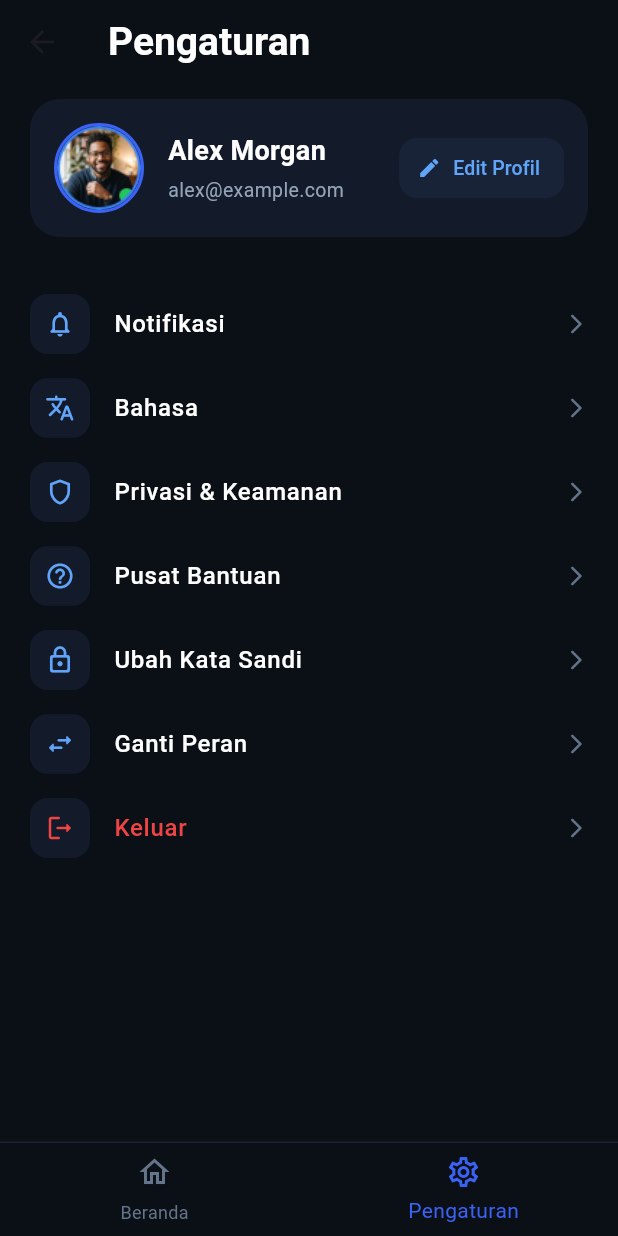
After one commit to Effrizal-Firdaus/SI-SELULER, a Flutter app: the SettingUserPage screen opened directly, after a tap on the "settings" icon, on a phone screen of 412 x 824 dp. The commit adds this screen. Run offline on Flutter 3.47's test engine with Material 3 defaults, Android fonts, the phone set to English and light mode, and no system bars; our stand-ins replace device_preview.

Commit message:
feat: menambahkan halaman pengaturan user dan menghubungkan navigasi tab

```diff
--- a/lib/features/pengguna/screens/minta_bantuan_page.dart
+++ b/lib/features/pengguna/screens/minta_bantuan_page.dart
@@ -1,6 +1,7 @@
 import 'package:flutter/material.dart';
 
 import 'cari_relawan_page.dart' show FindingVolunteerPage;
+import 'setting_user.dart'; // Import halaman pengaturan
 
 class MyHomePage extends StatefulWidget {
   const MyHomePage({super.key});
@@ -40,7 +41,18 @@ class _MyHomePageState extends State<MyHomePage> {
                       ],
                     ),
                   ),
-                  Container(
+                  // Ikon Settings di pojok kanan atas (Bisa diklik juga)
+                  InkWell(
+                    onTap: () {
+                      Navigator.pushReplacement(
+                        context,
+                        MaterialPageRoute(
+                          builder: (context) => const SettingUserPage(),
+                        ),
+                      );
+                    },
+                    borderRadius: BorderRadius.circular(24),
+                    child: Container(
                       width: 48,
                       height: 48,
                       decoration: const BoxDecoration(
@@ -51,6 +63,7 @@ class _MyHomePageState extends State<MyHomePage> {
                         Icons.settings_outlined,
                         color: Colors.white,
                         size: 22,
+                      ),
                     ),
                   ),
                 ],
@@ -115,9 +128,22 @@ class _MyHomePageState extends State<MyHomePage> {
         child: BottomNavigationBar(
           currentIndex: _selectedIndex,
           onTap: (index) {
+            // --- LOGIKA NAVIGASI DIPERBARUI DI SINI ---
+            if (index == 1) {
+              // Jika tab Pengaturan diklik, gunakan pushReplacement
+              Navigator.pushReplacement(
+                context,
+                MaterialPageRoute(
+                  builder: (context) => const SettingUserPage(),
+                ),
+              );
+            } else {
+              // Jika tab Beranda diklik, biarkan state berubah
               setState(() {
                 _selectedIndex = index;
               });
+            }
+            // ------------------------------------------
           },
           backgroundColor: const Color(0xFF0B1017),
           elevation: 0,
--- /dev/null
+++ b/lib/features/pengguna/screens/setting_user.dart
@@ -0,0 +1,229 @@
+import 'package:flutter/material.dart';
+import 'minta_bantuan_page.dart'; // Import halaman beranda
+
+class SettingUserPage extends StatefulWidget {
+  const SettingUserPage({super.key});
+
+  @override
+  State<SettingUserPage> createState() => _SettingUserPageState();
+}
+
+class _SettingUserPageState extends State<SettingUserPage> {
+  @override
+  Widget build(BuildContext context) {
+    return Scaffold(
+      backgroundColor: const Color(0xFF0B1017), // Warna background gelap
+      appBar: AppBar(
+        backgroundColor: const Color(0xFF0B1017),
+        elevation: 0,
+        title: const Text(
+          'Pengaturan',
+          style: TextStyle(
+            color: Colors.white,
+            fontSize: 26,
+            fontWeight: FontWeight.bold,
+          ),
+        ),
+      ),
+      body: SafeArea(
+        child: ListView(
+          padding: const EdgeInsets.symmetric(horizontal: 20.0, vertical: 10.0),
+          children: [
+            // 1. Kartu Profil
+            Container(
+              padding: const EdgeInsets.all(16),
+              decoration: BoxDecoration(
+                color: const Color(0xFF131B2A),
+                borderRadius: BorderRadius.circular(20),
+              ),
+              child: Row(
+                children: [
+                  // --- AVATAR SUDAH DIREVISI MENGGUNAKAN ASSET LOKAL ---
+                  Container(
+                    width: 60,
+                    height: 60,
+                    decoration: BoxDecoration(
+                      shape: BoxShape.circle,
+                      border: Border.all(color: const Color(0xFF3B62F6), width: 2),
+                    ),
+                    child: ClipOval(
+                      child: Image.asset(
+                        'assets/images/profile_user.png', // Path disesuaikan
+                        fit: BoxFit.cover,
+                      ),
+                    ),
+                  ),
+                  // ----------------------------------------------------
+                  const SizedBox(width: 16),
+                  // Info Nama & Email
+                  Expanded(
+                    child: Column(
+                      crossAxisAlignment: CrossAxisAlignment.start,
+                      children: const [
+                        Text(
+                          'Alex Morgan',
+                          style: TextStyle(
+                            color: Colors.white,
+                            fontSize: 18,
+                            fontWeight: FontWeight.bold,
+                          ),
+                        ),
+                        SizedBox(height: 4),
+                        Text(
+                          'alex@example.com',
+                          style: TextStyle(
+                            color: Color(0xFF94A3B8),
+                            fontSize: 13,
+                          ),
+                        ),
+                      ],
+                    ),
+                  ),
+                  // Tombol Edit
+                  TextButton.icon(
+                    onPressed: () {},
+                    icon: const Icon(Icons.edit, size: 16, color: Color(0xFF60A5FA)),
+                    label: const Text(
+                      'Edit Profil',
+                      style: TextStyle(color: Color(0xFF60A5FA), fontSize: 13),
+                    ),
+                    style: TextButton.styleFrom(
+                      backgroundColor: const Color(0xFF192338),
+                      shape: RoundedRectangleBorder(
+                        borderRadius: BorderRadius.circular(12),
+                      ),
+                    ),
+                  ),
+                ],
+              ),
+            ),
+            const SizedBox(height: 30),
+
+            // 2. List Menu Pengaturan
+            _buildMenuItem(
+              icon: Icons.notifications_none_rounded,
+              iconColor: const Color(0xFF60A5FA),
+              title: 'Notifikasi',
+              onTap: () {},
+            ),
+            _buildMenuItem(
+              icon: Icons.translate_rounded,
+              iconColor: const Color(0xFF60A5FA),
+              title: 'Bahasa',
+              onTap: () {},
+            ),
+            _buildMenuItem(
+              icon: Icons.shield_outlined,
+              iconColor: const Color(0xFF60A5FA),
+              title: 'Privasi & Keamanan',
+              onTap: () {},
+            ),
+            _buildMenuItem(
+              icon: Icons.help_outline_rounded,
+              iconColor: const Color(0xFF60A5FA),
+              title: 'Pusat Bantuan',
+              onTap: () {},
+            ),
+            _buildMenuItem(
+              icon: Icons.lock_outline_rounded,
+              iconColor: const Color(0xFF60A5FA),
+              title: 'Ubah Kata Sandi',
+              onTap: () {},
+            ),
+            _buildMenuItem(
+              icon: Icons.swap_horiz_rounded,
+              iconColor: const Color(0xFF60A5FA),
+              title: 'Ganti Peran',
+              onTap: () {},
+            ),
+
+            // Menu Keluar (Warna Merah)
+            _buildMenuItem(
+              icon: Icons.logout_rounded,
+              iconColor: const Color(0xFFEF4444), // Merah
+              title: 'Keluar',
+              titleColor: const Color(0xFFEF4444), // Merah
+              onTap: () {},
+            ),
+          ],
+        ),
+      ),
+
+      // 3. Bottom Navigation Bar
+      bottomNavigationBar: Container(
+        decoration: const BoxDecoration(
+          color: Color(0xFF0B1017),
+          border: Border(top: BorderSide(color: Color(0xFF1A2332), width: 1)),
+        ),
+        child: BottomNavigationBar(
+          currentIndex: 1, // Set index ke-1 karena ini halaman pengaturan
+          backgroundColor: const Color(0xFF0B1017),
+          selectedItemColor: const Color(0xFF3B62F6),
+          unselectedItemColor: const Color(0xFF64748B),
+          type: BottomNavigationBarType.fixed,
+          onTap: (index) {
+            if (index == 0) {
+              // JIKA KLIK BERANDA: Kembali ke MyHomePage
+              Navigator.pushReplacement(
+                context,
+                MaterialPageRoute(builder: (context) => const MyHomePage()),
+              );
+            }
+          },
+          items: const [
+            BottomNavigationBarItem(
+              icon: Padding(
+                padding: EdgeInsets.only(bottom: 4.0),
+                child: Icon(Icons.home_outlined),
+              ),
+              label: 'Beranda',
+            ),
+            BottomNavigationBarItem(
+              icon: Padding(
+                padding: EdgeInsets.only(bottom: 4.0),
+                child: Icon(Icons.settings_outlined),
+              ),
+              label: 'Pengaturan',
+            ),
+          ],
+        ),
+      ),
+    );
+  }
+
+  // Fungsi bantuan untuk membuat List Menu agar kodenya tidak panjang
+  Widget _buildMenuItem({
+    required IconData icon,
+    required Color iconColor,
+    required String title,
+    Color titleColor = Colors.white,
+    required VoidCallback onTap,
+  }) {
+    return ListTile(
+      contentPadding: EdgeInsets.zero,
+      onTap: onTap,
+      leading: Container(
+        width: 40,
+        height: 40,
+        decoration: BoxDecoration(
+          color: const Color(0xFF131B2A),
+          borderRadius: BorderRadius.circular(12),
+        ),
+        child: Icon(icon, color: iconColor, size: 20),
+      ),
+      title: Text(
+        title,
+        style: TextStyle(
+          color: titleColor,
+          fontSize: 16,
+          fontWeight: FontWeight.w500,
+        ),
+      ),
+      trailing: const Icon(
+        Icons.arrow_forward_ios_rounded,
+        color: Color(0xFF64748B),
+        size: 16,
+      ),
+    );
+  }
+}
--- a/pubspec.yaml
+++ b/pubspec.yaml
@@ -59,6 +59,7 @@ flutter:
   uses-material-design: true
   assets:
     - assets/images/pp.png
+    - assets/images/profile_user.png
 
   # To add assets to your application, add an assets section, like this:
   # assets:
```
Also changed, not shown: assets/images/profile_user.png (added). Lines whose indentation alone changed are shown as unchanged.
